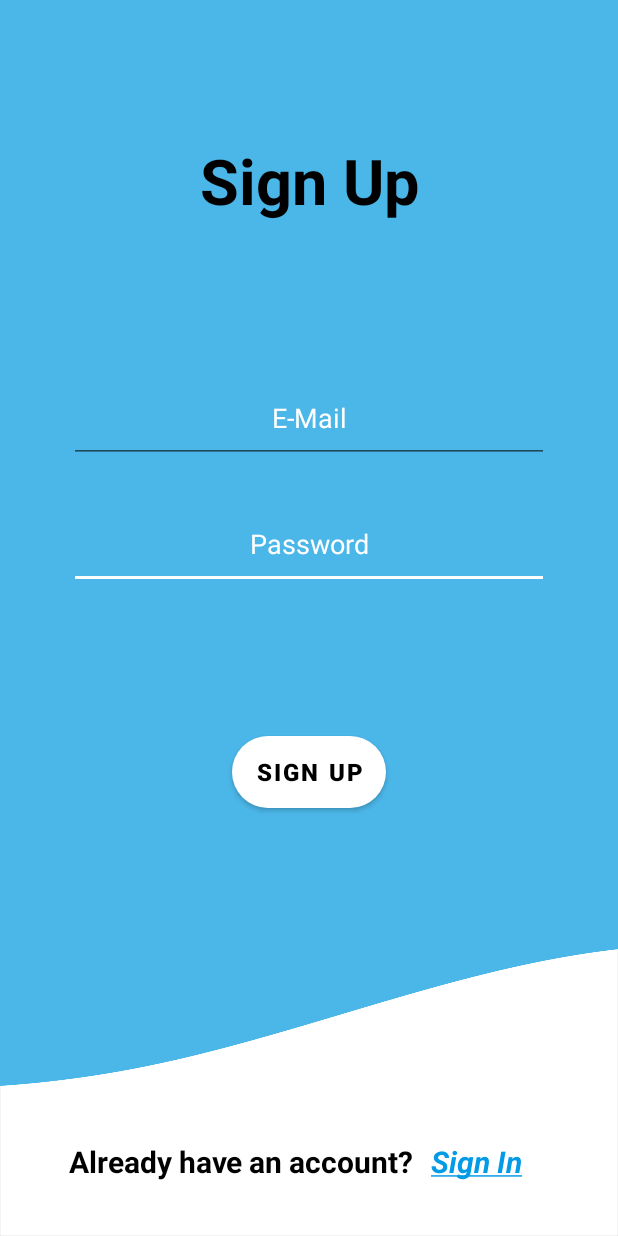
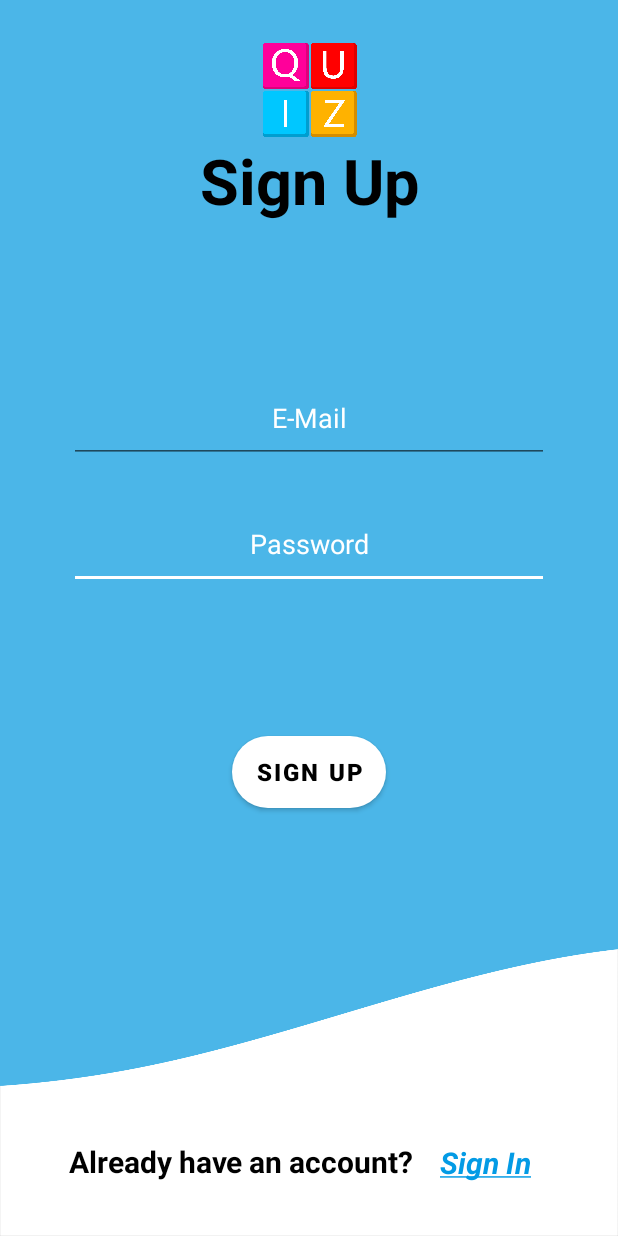
Before and after one commit to angelodias01/Quiz, an Android app: the quiz_signup screen opened directly, with no data from a screen before it, on a phone screen of 412 x 824 dp. Run offline under Robolectric (Android 15) with nearby library versions, the phone set to English and light mode, and no system bars.

Commit message:
update on layuots lifecycles

```diff
--- a/app/src/main/res/layout/activity_quiz_signup.xml
+++ b/app/src/main/res/layout/activity_quiz_signup.xml
@@ -6,6 +6,15 @@
     android:layout_height="match_parent"
     android:background="@drawable/signup_01_01"
     tools:context=".quiz_signup">
+
+    <ImageView
+        android:id="@+id/imageView2"
+        android:layout_width="64dp"
+        android:layout_height="64dp"
+        app:layout_constraintBottom_toTopOf="@+id/textView9"
+        app:layout_constraintEnd_toEndOf="@+id/textView9"
+        app:layout_constraintStart_toStartOf="@+id/textView9"
+        app:srcCompat="@drawable/quizlogo_01" />
 
     <EditText
         android:id="@+id/editTextTextPassword2"
@@ -73,12 +82,13 @@
 
     <TextView
         android:id="@+id/textView8"
-        android:layout_width="wrap_content"
-        android:layout_height="wrap_content"
-        android:layout_marginBottom="36dp"
+        android:layout_width="80dp"
+        android:layout_height="50dp"
+        android:layout_marginBottom="28dp"
         android:clickable="true"
         android:contextClickable="true"
         android:focusable="true"
+        android:gravity="center"
         android:onClick="goToSignIn"
         android:singleLine="false"
         android:text="@string/sign_in_reg"
@@ -90,8 +100,10 @@
         android:textStyle="bold|italic"
         app:layout_constraintBottom_toBottomOf="parent"
         app:layout_constraintEnd_toEndOf="parent"
-        app:layout_constraintHorizontal_bias="0.148"
+        app:layout_constraintHorizontal_bias="0.132"
         app:layout_constraintStart_toEndOf="@+id/textView7"
+        app:layout_constraintTop_toTopOf="@+id/textView7"
+        app:layout_constraintVertical_bias="0.75"
         tools:ignore="TextSizeCheck,TouchTargetSizeCheck" />
 
     <TextView
```
Also changed, not shown: app/src/main/res/layout/activity_quiz_login.xml (+14 -4 lines).
